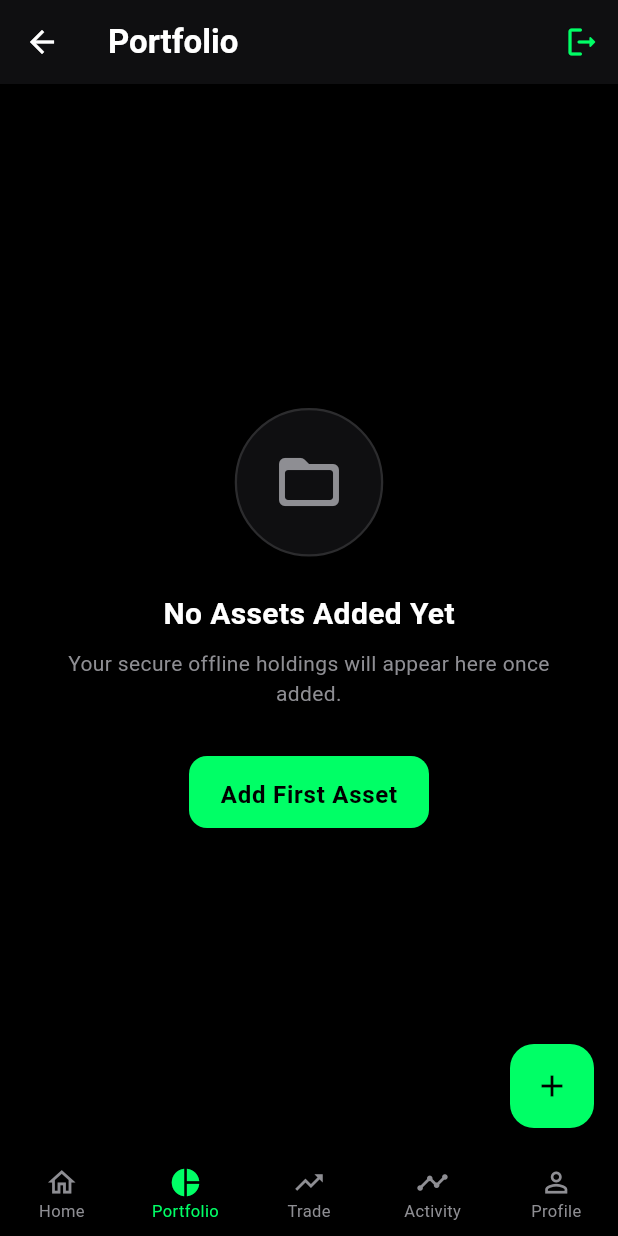
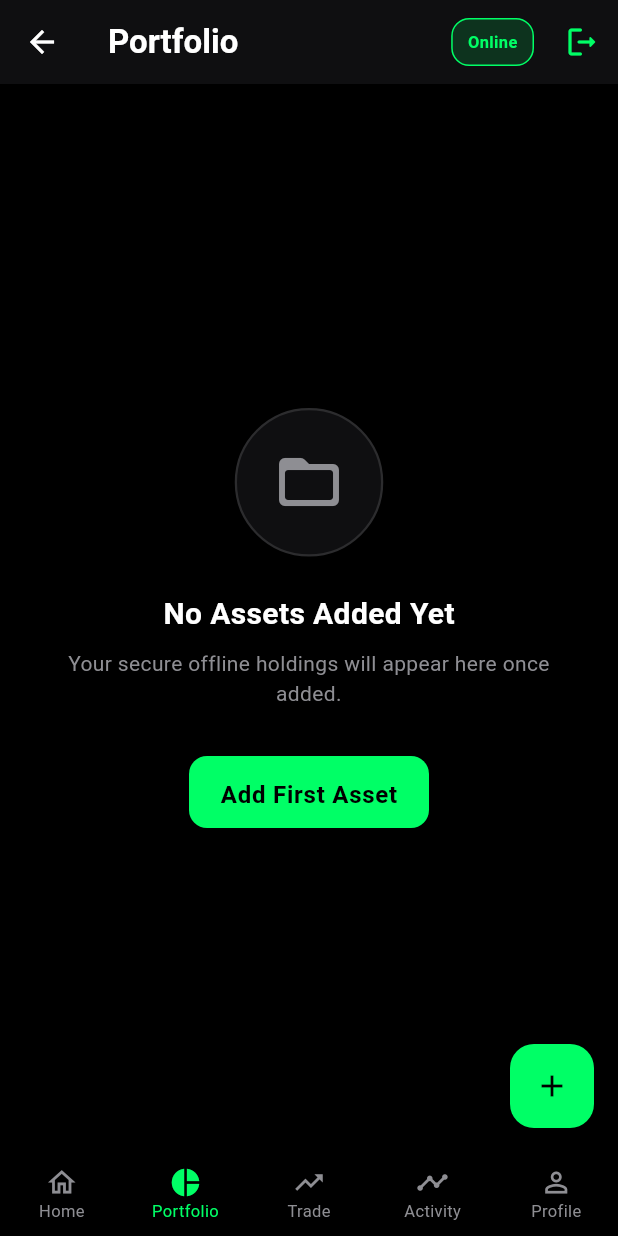
Before and after one commit to Shonu72/secure_vault_offline, a Flutter app: the PortfolioDashboard screen opened directly, on a phone screen of 412 x 824 dp. Run offline on Flutter 3.47's test engine with Material 3 defaults, Android fonts, the phone set to English and light mode, and no system bars; our stand-ins replace connectivity_plus, dio, drift, flutter_riverpod, flutter_secure_storage; accounts and stored records are empty; generated files the repository leaves out were written again.

Commit message:
feat: implement offline sync engine with HMAC signing and manual connectivity toggle

```diff
--- /dev/null
+++ b/devtools_options.yaml
@@ -0,0 +1,3 @@
+description: This file stores settings for Dart & Flutter DevTools.
+documentation: https://docs.flutter.dev/tools/devtools/extensions#configure-extension-enablement-states
+extensions:
--- a/lib/features/portfolio/portfolio_dashboard.dart
+++ b/lib/features/portfolio/portfolio_dashboard.dart
@@ -4,6 +4,7 @@ import 'package:secure_vault_offline/core/theme.dart';
 import 'package:secure_vault_offline/core/database/secure_database.dart';
 import 'package:secure_vault_offline/features/auth/auth_provider.dart';
 import 'package:secure_vault_offline/features/asset_entry/add_asset_page.dart';
+import 'package:secure_vault_offline/core/network/api_client.dart';
 
 class PortfolioDashboard extends ConsumerWidget {
   const PortfolioDashboard({super.key});
@@ -49,6 +50,39 @@ class PortfolioDashboard extends ConsumerWidget {
           style: TextStyle(fontSize: 22, fontWeight: FontWeight.bold),
         ),
         actions: [
+          GestureDetector(
+            onTap: () {
+              final isForced = ref.read(forceOfflineProvider);
+              ref.read(forceOfflineProvider.notifier).state = !isForced;
+            },
+            child: Consumer(
+              builder: (context, ref, child) {
+                final isForced = ref.watch(forceOfflineProvider);
+                return Container(
+                  margin: const EdgeInsets.symmetric(vertical: 12),
+                  padding: const EdgeInsets.symmetric(horizontal: 10, vertical: 2),
+                  decoration: BoxDecoration(
+                    color: isForced ? Colors.red.withValues(alpha: 0.15) : AppColors.primary.withValues(alpha: 0.15),
+                    borderRadius: BorderRadius.circular(12),
+                    border: Border.all(
+                      color: isForced ? Colors.red : AppColors.primary,
+                      width: 1.0,
+                    ),
+                  ),
+                  alignment: Alignment.center,
+                  child: Text(
+                    isForced ? 'Offline Mode' : 'Online',
+                    style: TextStyle(
+                      color: isForced ? Colors.red : AppColors.primary,
+                      fontSize: 11,
+                      fontWeight: FontWeight.bold,
+                    ),
+                  ),
+                );
+              },
+            ),
+          ),
+          const SizedBox(width: 8),
           IconButton(
             icon: const Icon(Icons.logout_rounded, color: AppColors.primary),
             onPressed: () {
--- a/lib/main.dart
+++ b/lib/main.dart
@@ -5,6 +5,7 @@ import 'package:secure_vault_offline/core/security/security_guard.dart';
 import 'package:secure_vault_offline/features/auth/auth_provider.dart';
 import 'package:secure_vault_offline/features/auth/lock_screen.dart';
 import 'package:secure_vault_offline/features/portfolio/portfolio_dashboard.dart';
+import 'package:secure_vault_offline/core/network/sync_engine.dart';
 
 void main() {
   runApp(
@@ -19,6 +20,8 @@ class MyApp extends ConsumerWidget {
 
   @override
   Widget build(BuildContext context, WidgetRef ref) {
+    // Instantiate SyncEngine background listeners
+    ref.read(syncEngineProvider);
     final lockState = ref.watch(lockScreenProvider);
 
     return MaterialApp(
```
Also changed, not shown: lib/core/network/api_client.dart (added, +140 -0 lines), lib/core/network/sync_engine.dart (added, +126 -0 lines), 1 other file.
